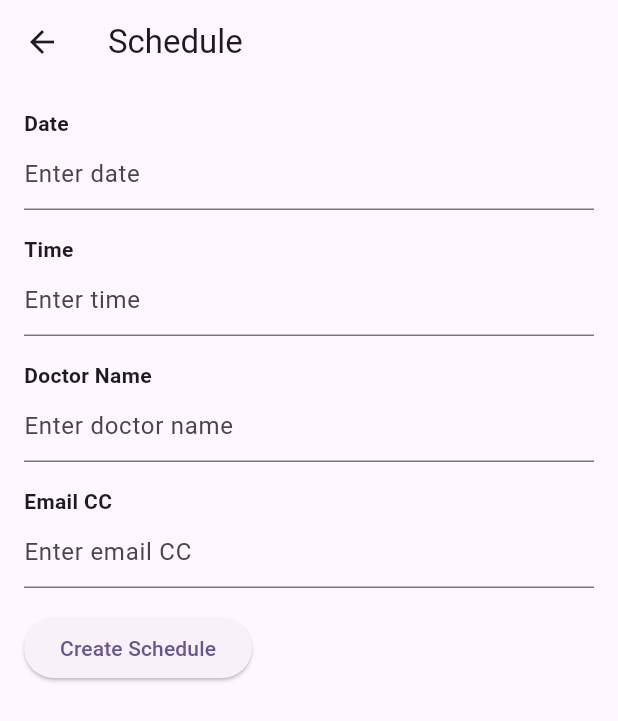
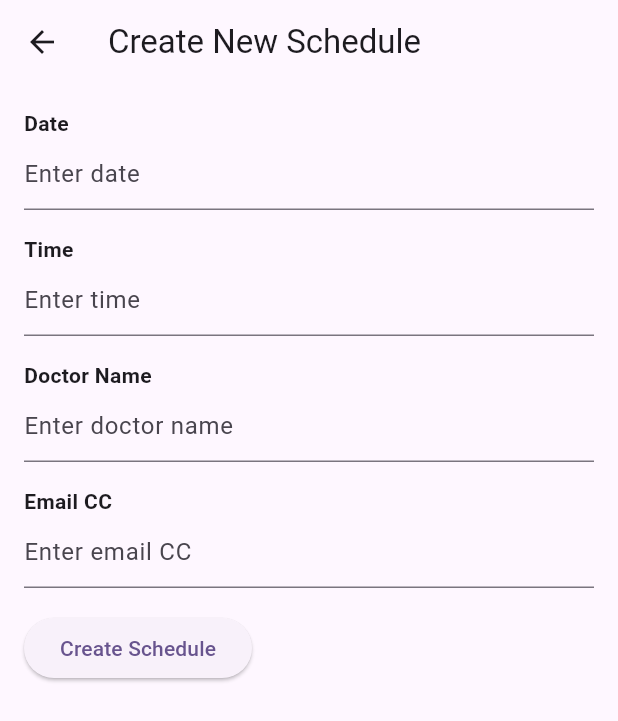
Before and after one commit to toshi0502/assignment_tg_stacked, a Flutter app: the screen it shows after launch, after a tap on "Scheduled View", on a phone screen of 412 x 824 dp. Shown: the top 721 px of the screen. Run offline on Flutter 3.47's test engine with Material 3 defaults, Android fonts, the phone set to English and light mode, and no system bars; our stand-ins replace get, get_it, stacked, stacked_services.

Commit message:
text updated

```diff
--- a/lib/views/home_view.dart
+++ b/lib/views/home_view.dart
@@ -21,6 +21,7 @@ class HomeScreen extends StatelessWidget {
                 onPressed: () => model.navigateToScheduledView(),
                 child: Text('Scheduled View'),
               ),
+              SizedBox(height: 20),
               ElevatedButton(
                 onPressed: () => model.navigateToMyActivityView(),
                 child: Text('My Activity View'),
--- a/lib/views/screens/schedule_screen.dart
+++ b/lib/views/screens/schedule_screen.dart
@@ -28,7 +28,7 @@ class _ScheduleScreenState extends State<ScheduleScreen> {
   Widget build(BuildContext context) {
     return Scaffold(
       appBar: AppBar(
-        title: const Text('Schedule'),
+        title: const Text('Create New Schedule'),
       ),
       body: Padding(
         padding: const EdgeInsets.all(16.0),
```
